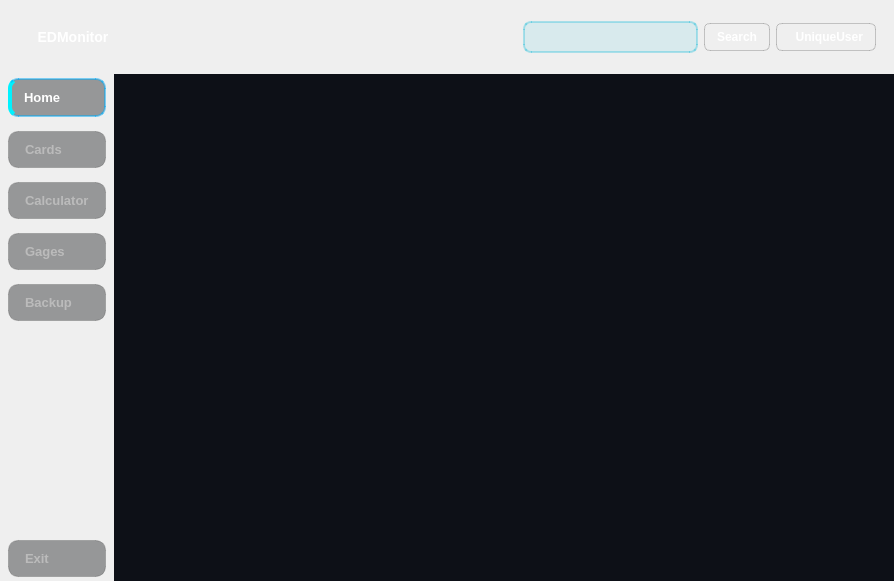
This is ui/mainwindow.ui in V-Patronus/EDMonitor as Qt 5 draws it before an edit. The edited form follows.
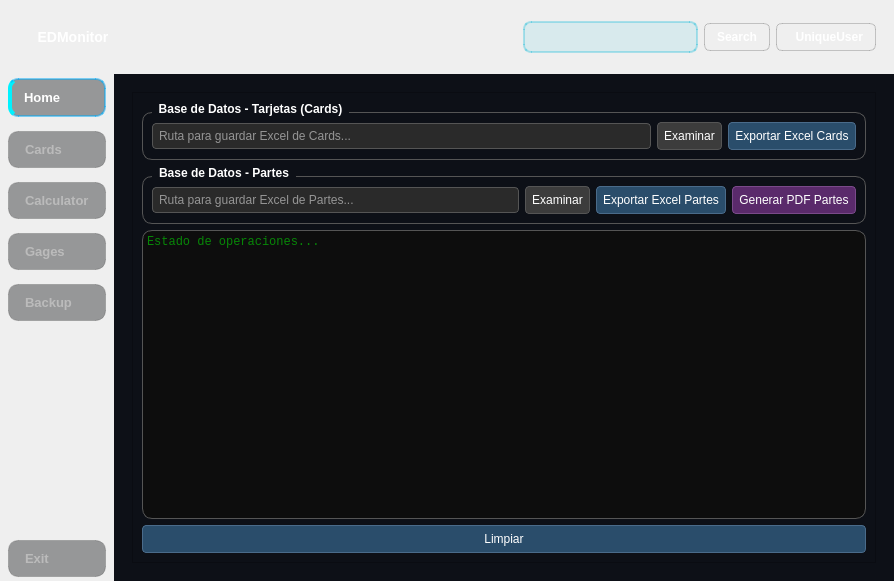
This is the edited form. The open tabs and pages were chosen to show the change. Icons and pictures are not drawn.

Diff of the .ui file:
```diff
--- a/ui/mainwindow.ui
+++ b/ui/mainwindow.ui
@@ -1500,10 +1500,253 @@
                   <rect>
                    <x>0</x>
                    <y>0</y>
-                   <width>100</width>
-                   <height>30</height>
+                   <width>744</width>
+                   <height>480</height>
                   </rect>
                  </property>
+                 <layout class="QHBoxLayout" name="horizontalLayout_9">
+                  <item>
+                   <widget class="QFrame" name="frameBackup">
+                    <property name="frameShape">
+                     <enum>QFrame::Shape::StyledPanel</enum>
+                    </property>
+                    <property name="frameShadow">
+                     <enum>QFrame::Shadow::Raised</enum>
+                    </property>
+                    <layout class="QVBoxLayout" name="verticalLayout_5">
+                     <item>
+                      <widget class="QGroupBox" name="groupCards">
+                       <property name="styleSheet">
+                        <string notr="true">
+     QGroupBox {
+      border: 1px solid #555;
+      margin-top: 10px;
+      font-weight: bold;
+	border-radius:10px;
+     }
+     QGroupBox::title {
+      subcontrol-origin: margin;
+      left: 10px;
+      padding: 0 5px 0 5px;
+	color: rgb(255, 255, 255);
+     }
+    </string>
+                       </property>
+                       <property name="title">
+                        <string>Base de Datos - Tarjetas (Cards)</string>
+                       </property>
+                       <layout class="QHBoxLayout" name="horizontalLayout_11">
+                        <item>
+                         <widget class="QLineEdit" name="leCards_1">
+                          <property name="styleSheet">
+                           <string notr="true">
+      QLineEdit {
+       background-color: #2a2a2a;
+       color: #ffffff;
+       border: 1px solid #555;
+       border-radius: 4px;
+       padding: 4px;
+      }
+     </string>
+                          </property>
+                          <property name="placeholderText">
+                           <string>Ruta para guardar Excel de Cards...</string>
+                          </property>
+                         </widget>
+                        </item>
+                        <item>
+                         <widget class="QPushButton" name="btnBrowseCards_1">
+                          <property name="styleSheet">
+                           <string notr="true">
+      QPushButton {
+       background-color: #3c3c3c;
+       color: #ffffff;
+       border: 1px solid #555;
+       border-radius: 4px;
+		padding: 6px;
+      }
+      QPushButton:hover { background-color: #505050; }
+      QPushButton:pressed { background-color: #2a2a2a; }
+     </string>
+                          </property>
+                          <property name="text">
+                           <string>Examinar</string>
+                          </property>
+                         </widget>
+                        </item>
+                        <item>
+                         <widget class="QPushButton" name="btnExcelCards_1">
+                          <property name="styleSheet">
+                           <string notr="true">
+      QPushButton {
+       background-color: #2a4d6b;
+       color: #ffffff;
+       border: 1px solid #4a6b8a;
+       border-radius: 4px;
+		padding: 6px;
+      }
+      QPushButton:hover { background-color: #3a5d7b; }
+      QPushButton:pressed { background-color: #1a3d5b; }
+     </string>
+                          </property>
+                          <property name="text">
+                           <string>Exportar Excel Cards</string>
+                          </property>
+                         </widget>
+                        </item>
+                       </layout>
+                      </widget>
+                     </item>
+                     <item>
+                      <widget class="QGroupBox" name="groupPartes">
+                       <property name="styleSheet">
+                        <string notr="true">
+     QGroupBox {
+      border: 1px solid #555;
+      margin-top: 10px;
+      font-weight: bold;
+	border-radius:10px;
+     }
+     QGroupBox::title {
+      subcontrol-origin: margin;
+      left: 10px;
+      padding: 0 5px 0 5px;
+	
+	color: rgb(255, 255, 255);
+     }
+    </string>
+                       </property>
+                       <property name="title">
+                        <string>Base de Datos - Partes</string>
+                       </property>
+                       <layout class="QHBoxLayout" name="horizontalLayout_10">
+                        <item>
+                         <widget class="QLineEdit" name="lePartes_2">
+                          <property name="styleSheet">
+                           <string notr="true">
+      QLineEdit {
+       background-color: #2a2a2a;
+       color: #ffffff;
+       border: 1px solid #555;
+       border-radius: 4px;
+       padding: 4px;
+      }
+     </string>
+                          </property>
+                          <property name="placeholderText">
+                           <string>Ruta para guardar Excel de Partes...</string>
+                          </property>
+                         </widget>
+                        </item>
+                        <item>
+                         <widget class="QPushButton" name="btnBrowsePartes_2">
+                          <property name="styleSheet">
+                           <string notr="true">
+      QPushButton {
+       background-color: #3c3c3c;
+       color: #ffffff;
+       border: 1px solid #555;
+       border-radius: 4px;
+		padding: 6px;
+      }
+      QPushButton:hover { background-color: #505050; }
+      QPushButton:pressed { background-color: #2a2a2a; }
+     </string>
+                          </property>
+                          <property name="text">
+                           <string>Examinar</string>
+                          </property>
+                         </widget>
+                        </item>
+                        <item>
+                         <widget class="QPushButton" name="btnExcelPartes_2">
+                          <property name="styleSheet">
+                           <string notr="true">
+      QPushButton {
+       background-color: #2a4d6b;
+       color: #ffffff;
+       border: 1px solid #4a6b8a;
+       border-radius: 4px;
+		padding: 6px;
+      }
+      QPushButton:hover { background-color: #3a5d7b; }
+      QPushButton:pressed { background-color: #1a3d5b; }
+     </string>
+                          </property>
+                          <property name="text">
+                           <string>Exportar Excel Partes</string>
+                          </property>
+                         </widget>
+                        </item>
+                        <item>
+                         <widget class="QPushButton" name="btnPDFPartes_2">
+                          <property name="styleSheet">
+                           <string notr="true">
+      QPushButton {
+       background-color: #5a2a6b;
+       color: #ffffff;
+       border: 1px solid #7a4a8a;
+       border-radius: 4px;
+		padding: 6px;
+      }
+      QPushButton:hover { background-color: #6a3a7b; }
+      QPushButton:pressed { background-color: #4a1a5b; }
+     </string>
+                          </property>
+                          <property name="text">
+                           <string>Generar PDF Partes</string>
+                          </property>
+                         </widget>
+                        </item>
+                       </layout>
+                      </widget>
+                     </item>
+                     <item>
+                      <widget class="QTextEdit" name="logOutput">
+                       <property name="styleSheet">
+                        <string notr="true">
+     QTextEdit {
+      background-color: #0d0d0d;
+      color: #00ff00;
+      border: 1px solid #555;
+      font-family: monospace;
+      font-size: 9pt;
+	border-radius:10px;
+     }
+    </string>
+                       </property>
+                       <property name="readOnly">
+                        <bool>true</bool>
+                       </property>
+                       <property name="placeholderText">
+                        <string>Estado de operaciones...</string>
+                       </property>
+                      </widget>
+                     </item>
+                     <item>
+                      <widget class="QPushButton" name="limpiarbtn">
+                       <property name="styleSheet">
+                        <string notr="true">
+      QPushButton {
+       background-color: #2a4d6b;
+       color: #ffffff;
+       border: 1px solid #4a6b8a;
+       border-radius: 4px;
+		padding: 6px;
+      }
+      QPushButton:hover { background-color: #3a5d7b; }
+      QPushButton:pressed { background-color: #1a3d5b; }
+     </string>
+                       </property>
+                       <property name="text">
+                        <string>Limpiar</string>
+                       </property>
+                      </widget>
+                     </item>
+                    </layout>
+                   </widget>
+                  </item>
+                 </layout>
                 </widget>
                </widget>
               </item>
```
Left out of the diff: 14 changed lines with no effect on the pictures.
